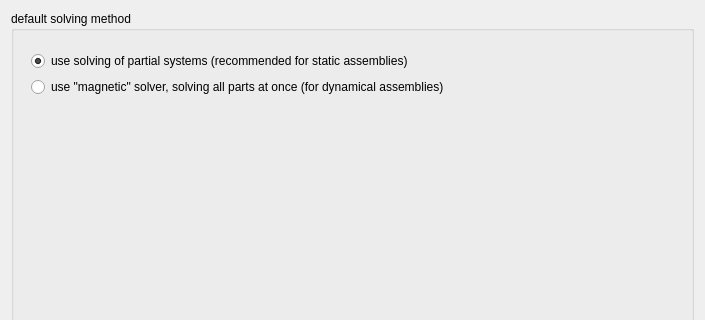
This is GuiA2p/Resources/ui/a2p_prefs.ui in kbwbe/A2plus as Qt 5 draws it before an edit; both pictures show x 0 to 705 and y 0 to 320 of the 705 by 731 pixel window. The edited form follows.
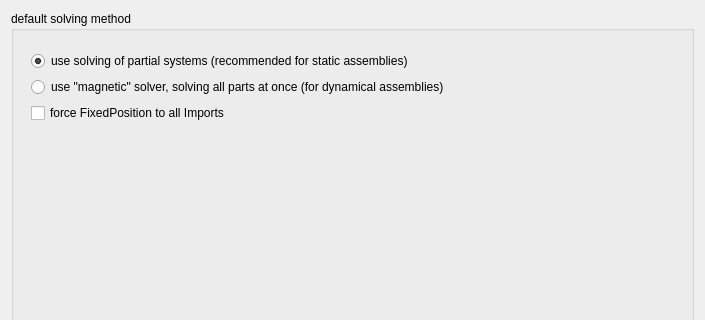
This is the edited form. Custom widgets are drawn as their Qt base class.

Commit message: added forceFixedPosition option on importing A2p parts

Diff of the .ui file:
```diff
--- a/GuiA2p/Resources/ui/a2p_prefs.ui
+++ b/GuiA2p/Resources/ui/a2p_prefs.ui
@@ -60,6 +60,19 @@
            </property>
           </widget>
          </item>
+         <item>
+          <widget class="Gui::PrefCheckBox" name="checkBox_3">
+           <property name="text">
+            <string>force FixedPosition to all Imports</string>
+           </property>
+           <property name="prefEntry" stdset="0">
+            <cstring>forceFixedPosition</cstring>
+           </property>
+           <property name="prefPath" stdset="0">
+            <cstring>Mod/A2plus</cstring>
+           </property>
+          </widget>
+         </item>
          <item>
           <spacer name="verticalSpacer_2">
            <property name="orientation">
```
The commit also changes 2 other files.
